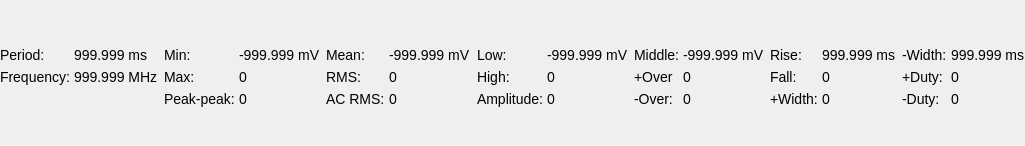
Above: ui/measure_panel.ui from analogdevicesinc/scopy before the change. Below: the same form after it.
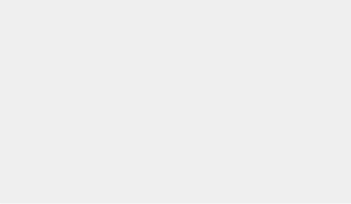
That is the form after the change.

Commit message:
Oscilloscope: Restructure the measurements
This allows the measurements to be manipulated dynamically.
A measurement can be enabled/disbled and has a status that informs if the
measurement was possible to measure at the time the measure algorithms
were called.

```diff
--- a/ui/measure_panel.ui
+++ b/ui/measure_panel.ui
@@ -6,8 +6,8 @@
    <rect>
     <x>0</x>
     <y>0</y>
-    <width>1025</width>
-    <height>146</height>
+    <width>351</width>
+    <height>204</height>
    </rect>
   </property>
   <property name="sizePolicy">
@@ -35,221 +35,21 @@
    <property name="bottomMargin">
     <number>0</number>
    </property>
-   <property name="horizontalSpacing">
+   <property name="spacing">
     <number>0</number>
    </property>
-   <property name="verticalSpacing">
-    <number>3</number>
-   </property>
-   <item row="3" column="13">
-    <widget class="QLabel" name="label_overshoot_n">
-     <property name="text">
-      <string>-Over:</string>
-     </property>
-    </widget>
-   </item>
-   <item row="1" column="2">
-    <spacer name="horizontalSpacer_2">
-     <property name="orientation">
-      <enum>Qt::Horizontal</enum>
-     </property>
-     <property name="sizeType">
-      <enum>QSizePolicy::Expanding</enum>
-     </property>
-     <property name="sizeHint" stdset="0">
-      <size>
-       <width>10</width>
-       <height>0</height>
-      </size>
-     </property>
-    </spacer>
-   </item>
-   <item row="2" column="4">
-    <widget class="QLabel" name="label_max_val">
-     <property name="text">
-      <string>0</string>
-     </property>
-    </widget>
-   </item>
-   <item row="1" column="20">
-    <widget class="QLabel" name="label_width_n">
-     <property name="text">
-      <string>-Width: </string>
-     </property>
-    </widget>
-   </item>
-   <item row="1" column="19">
-    <spacer name="horizontalSpacer_6">
-     <property name="orientation">
-      <enum>Qt::Horizontal</enum>
-     </property>
-     <property name="sizeType">
-      <enum>QSizePolicy::Expanding</enum>
-     </property>
-     <property name="sizeHint" stdset="0">
-      <size>
-       <width>10</width>
-       <height>0</height>
-      </size>
-     </property>
-    </spacer>
-   </item>
-   <item row="2" column="16">
-    <widget class="QLabel" name="label_fall">
-     <property name="text">
-      <string>Fall:</string>
-     </property>
-    </widget>
-   </item>
-   <item row="2" column="13">
-    <widget class="QLabel" name="label_overshoot_p">
-     <property name="text">
-      <string>+Over</string>
-     </property>
-    </widget>
-   </item>
-   <item row="1" column="15">
-    <spacer name="horizontalSpacer_7">
-     <property name="orientation">
-      <enum>Qt::Horizontal</enum>
-     </property>
-     <property name="sizeType">
-      <enum>QSizePolicy::Expanding</enum>
-     </property>
-     <property name="sizeHint" stdset="0">
-      <size>
-       <width>10</width>
-       <height>0</height>
-      </size>
-     </property>
-    </spacer>
-   </item>
-   <item row="3" column="16">
-    <widget class="QLabel" name="label_width_p">
-     <property name="text">
-      <string>+Width: </string>
-     </property>
-    </widget>
-   </item>
-   <item row="1" column="18">
-    <widget class="QLabel" name="label_rise_val">
-     <property name="sizePolicy">
-      <sizepolicy hsizetype="Fixed" vsizetype="Preferred">
-       <horstretch>0</horstretch>
-       <verstretch>0</verstretch>
-      </sizepolicy>
-     </property>
+   <item row="1" column="0">
+    <widget class="QWidget" name="measurements" native="true">
      <property name="minimumSize">
       <size>
-       <width>74</width>
+       <width>50</width>
        <height>0</height>
       </size>
      </property>
-     <property name="maximumSize">
-      <size>
-       <width>74</width>
-       <height>16777215</height>
-      </size>
-     </property>
-     <property name="text">
-      <string>999.999 ms</string>
-     </property>
     </widget>
    </item>
-   <item row="2" column="18">
-    <widget class="QLabel" name="label_fall_val">
-     <property name="text">
-      <string>0</string>
-     </property>
-    </widget>
-   </item>
-   <item row="1" column="9">
-    <spacer name="horizontalSpacer_4">
-     <property name="orientation">
-      <enum>Qt::Horizontal</enum>
-     </property>
-     <property name="sizeType">
-      <enum>QSizePolicy::Expanding</enum>
-     </property>
-     <property name="sizeHint" stdset="0">
-      <size>
-       <width>10</width>
-       <height>0</height>
-      </size>
-     </property>
-    </spacer>
-   </item>
-   <item row="1" column="16">
-    <widget class="QLabel" name="label_rise">
-     <property name="text">
-      <string>Rise:</string>
-     </property>
-    </widget>
-   </item>
-   <item row="1" column="12">
-    <spacer name="horizontalSpacer_5">
-     <property name="orientation">
-      <enum>Qt::Horizontal</enum>
-     </property>
-     <property name="sizeType">
-      <enum>QSizePolicy::Expanding</enum>
-     </property>
-     <property name="sizeHint" stdset="0">
-      <size>
-       <width>10</width>
-       <height>0</height>
-      </size>
-     </property>
-    </spacer>
-   </item>
-   <item row="9" column="0">
-    <spacer name="verticalSpacer">
-     <property name="orientation">
-      <enum>Qt::Vertical</enum>
-     </property>
-     <property name="sizeType">
-      <enum>QSizePolicy::Fixed</enum>
-     </property>
-     <property name="sizeHint" stdset="0">
-      <size>
-       <width>0</width>
-       <height>34</height>
-      </size>
-     </property>
-    </spacer>
-   </item>
-   <item row="3" column="18">
-    <widget class="QLabel" name="label_width_p_val">
-     <property name="text">
-      <string>0</string>
-     </property>
-    </widget>
-   </item>
-   <item row="1" column="3">
-    <widget class="QLabel" name="label_min">
-     <property name="text">
-      <string>Min:</string>
-     </property>
-    </widget>
-   </item>
-   <item row="0" column="0">
-    <spacer name="verticalSpacer_2">
-     <property name="orientation">
-      <enum>Qt::Vertical</enum>
-     </property>
-     <property name="sizeType">
-      <enum>QSizePolicy::Fixed</enum>
-     </property>
-     <property name="sizeHint" stdset="0">
-      <size>
-       <width>0</width>
-       <height>45</height>
-      </size>
-     </property>
-    </spacer>
-   </item>
-   <item row="10" column="0" colspan="23">
-    <widget class="Line" name="line">
+   <item row="3" column="0" colspan="2">
+    <widget class="Line" name="lineBottom">
      <property name="minimumSize">
       <size>
        <width>0</width>
@@ -270,333 +70,51 @@
      </property>
     </widget>
    </item>
-   <item row="3" column="20">
-    <widget class="QLabel" name="label_duty_n">
-     <property name="text">
-      <string>-Duty:</string>
+   <item row="0" column="0">
+    <spacer name="verticalSpacerTop">
+     <property name="orientation">
+      <enum>Qt::Vertical</enum>
      </property>
-    </widget>
-   </item>
-   <item row="1" column="13">
-    <widget class="QLabel" name="label_middle">
-     <property name="text">
-      <string>Middle: </string>
+     <property name="sizeType">
+      <enum>QSizePolicy::Fixed</enum>
      </property>
-    </widget>
-   </item>
-   <item row="1" column="21">
-    <widget class="QLabel" name="label_width_n_val">
-     <property name="sizePolicy">
-      <sizepolicy hsizetype="Fixed" vsizetype="Preferred">
-       <horstretch>0</horstretch>
-       <verstretch>0</verstretch>
-      </sizepolicy>
-     </property>
-     <property name="minimumSize">
+     <property name="sizeHint" stdset="0">
       <size>
-       <width>74</width>
-       <height>0</height>
+       <width>0</width>
+       <height>45</height>
       </size>
      </property>
-     <property name="maximumSize">
-      <size>
-       <width>74</width>
-       <height>16777215</height>
-      </size>
-     </property>
-     <property name="text">
-      <string>999.999 ms</string>
-     </property>
-    </widget>
-   </item>
-   <item row="2" column="21">
-    <widget class="QLabel" name="label_duty_p_val">
-     <property name="text">
-      <string>0</string>
-     </property>
-    </widget>
-   </item>
-   <item row="2" column="20">
-    <widget class="QLabel" name="label_duty_p">
-     <property name="text">
-      <string>+Duty:</string>
-     </property>
-    </widget>
-   </item>
-   <item row="1" column="14">
-    <widget class="QLabel" name="label_middle_val">
-     <property name="sizePolicy">
-      <sizepolicy hsizetype="Fixed" vsizetype="Preferred">
-       <horstretch>0</horstretch>
-       <verstretch>0</verstretch>
-      </sizepolicy>
-     </property>
-     <property name="minimumSize">
-      <size>
-       <width>81</width>
-       <height>0</height>
-      </size>
-     </property>
-     <property name="maximumSize">
-      <size>
-       <width>81</width>
-       <height>16777215</height>
-      </size>
-     </property>
-     <property name="text">
-      <string>-999.999 mV</string>
-     </property>
-    </widget>
-   </item>
-   <item row="3" column="10">
-    <widget class="QLabel" name="label_ampl">
-     <property name="text">
-      <string>Amplitude: </string>
-     </property>
-    </widget>
-   </item>
-   <item row="2" column="14">
-    <widget class="QLabel" name="label_overshoot_p_val">
-     <property name="text">
-      <string>0</string>
-     </property>
-    </widget>
-   </item>
-   <item row="3" column="14">
-    <widget class="QLabel" name="label_overshoot_n_val">
-     <property name="text">
-      <string>0</string>
-     </property>
-    </widget>
-   </item>
-   <item row="3" column="21">
-    <widget class="QLabel" name="label_duty_n_val">
-     <property name="text">
-      <string>0</string>
-     </property>
-    </widget>
+    </spacer>
    </item>
    <item row="1" column="1">
-    <widget class="QLabel" name="label_period_val">
-     <property name="sizePolicy">
-      <sizepolicy hsizetype="Fixed" vsizetype="Preferred">
-       <horstretch>0</horstretch>
-       <verstretch>0</verstretch>
-      </sizepolicy>
+    <spacer name="horizontalSpacer">
+     <property name="orientation">
+      <enum>Qt::Horizontal</enum>
      </property>
-     <property name="minimumSize">
+     <property name="sizeHint" stdset="0">
       <size>
-       <width>81</width>
+       <width>0</width>
        <height>0</height>
       </size>
      </property>
-     <property name="maximumSize">
-      <size>
-       <width>81</width>
-       <height>16777215</height>
-      </size>
-     </property>
-     <property name="text">
-      <string>999.999 ms</string>
-     </property>
-    </widget>
-   </item>
-   <item row="2" column="8">
-    <widget class="QLabel" name="label_rms_val">
-     <property name="text">
-      <string>0</string>
-     </property>
-    </widget>
-   </item>
-   <item row="2" column="3">
-    <widget class="QLabel" name="label_max">
-     <property name="text">
-      <string>Max:</string>
-     </property>
-    </widget>
-   </item>
-   <item row="3" column="11">
-    <widget class="QLabel" name="label_ampl_val">
-     <property name="text">
-      <string>0</string>
-     </property>
-    </widget>
-   </item>
-   <item row="2" column="10">
-    <widget class="QLabel" name="label_high">
-     <property name="text">
-      <string>High:</string>
-     </property>
-    </widget>
-   </item>
-   <item row="3" column="3">
-    <widget class="QLabel" name="label_ppeak">
-     <property name="text">
-      <string>Peak-peak: </string>
-     </property>
-    </widget>
+    </spacer>
    </item>
    <item row="2" column="0">
-    <widget class="QLabel" name="label_freq">
-     <property name="text">
-      <string>Frequency: </string>
-     </property>
-    </widget>
-   </item>
-   <item row="3" column="6">
-    <widget class="QLabel" name="label_ac_rms">
-     <property name="text">
-      <string>AC RMS: </string>
-     </property>
-    </widget>
-   </item>
-   <item row="1" column="11">
-    <widget class="QLabel" name="label_low_val">
-     <property name="sizePolicy">
-      <sizepolicy hsizetype="Fixed" vsizetype="Preferred">
-       <horstretch>0</horstretch>
-       <verstretch>0</verstretch>
-      </sizepolicy>
-     </property>
-     <property name="minimumSize">
-      <size>
-       <width>81</width>
-       <height>0</height>
-      </size>
-     </property>
-     <property name="maximumSize">
-      <size>
-       <width>81</width>
-       <height>16777215</height>
-      </size>
-     </property>
-     <property name="text">
-      <string>-999.999 mV</string>
-     </property>
-    </widget>
-   </item>
-   <item row="1" column="10">
-    <widget class="QLabel" name="label_low">
-     <property name="text">
-      <string>Low:</string>
-     </property>
-    </widget>
-   </item>
-   <item row="1" column="0">
-    <widget class="QLabel" name="label_period">
-     <property name="text">
-      <string>Period:</string>
-     </property>
-    </widget>
-   </item>
-   <item row="2" column="11">
-    <widget class="QLabel" name="label_high_val">
-     <property name="text">
-      <string>0</string>
-     </property>
-    </widget>
-   </item>
-   <item row="1" column="5">
-    <spacer name="horizontalSpacer_3">
+    <spacer name="verticalSpacerBottom">
      <property name="orientation">
-      <enum>Qt::Horizontal</enum>
+      <enum>Qt::Vertical</enum>
      </property>
      <property name="sizeType">
-      <enum>QSizePolicy::Expanding</enum>
+      <enum>QSizePolicy::Fixed</enum>
      </property>
      <property name="sizeHint" stdset="0">
       <size>
-       <width>10</width>
-       <height>0</height>
+       <width>0</width>
+       <height>34</height>
       </size>
      </property>
     </spacer>
    </item>
-   <item row="1" column="8">
-    <widget class="QLabel" name="label_mean_val">
-     <property name="sizePolicy">
-      <sizepolicy hsizetype="Fixed" vsizetype="Preferred">
-       <horstretch>0</horstretch>
-       <verstretch>0</verstretch>
-      </sizepolicy>
-     </property>
-     <property name="minimumSize">
-      <size>
-       <width>81</width>
-       <height>0</height>
-      </size>
-     </property>
-     <property name="maximumSize">
-      <size>
-       <width>81</width>
-       <height>16777215</height>
-      </size>
-     </property>
-     <property name="text">
-      <string>-999.999 mV</string>
-     </property>
-    </widget>
-   </item>
-   <item row="3" column="4">
-    <widget class="QLabel" name="label_ppeak_val">
-     <property name="text">
-      <string>0</string>
-     </property>
-    </widget>
-   </item>
-   <item row="1" column="6">
-    <widget class="QLabel" name="label_mean">
-     <property name="text">
-      <string>Mean:</string>
-     </property>
-    </widget>
-   </item>
-   <item row="1" column="4">
-    <widget class="QLabel" name="label_min_val">
-     <property name="sizePolicy">
-      <sizepolicy hsizetype="Fixed" vsizetype="Preferred">
-       <horstretch>0</horstretch>
-       <verstretch>0</verstretch>
-      </sizepolicy>
-     </property>
-     <property name="minimumSize">
-      <size>
-       <width>81</width>
-       <height>0</height>
-      </size>
-     </property>
-     <property name="maximumSize">
-      <size>
-       <width>81</width>
-       <height>16777215</height>
-      </size>
-     </property>
-     <property name="text">
-      <string>-999.999 mV</string>
-     </property>
-    </widget>
-   </item>
-   <item row="3" column="8">
-    <widget class="QLabel" name="label_ac_rms_val">
-     <property name="text">
-      <string>0</string>
-     </property>
-    </widget>
-   </item>
-   <item row="2" column="6">
-    <widget class="QLabel" name="label_rms">
-     <property name="text">
-      <string>RMS:</string>
-     </property>
-    </widget>
-   </item>
-   <item row="2" column="1">
-    <widget class="QLabel" name="label_freq_val">
-     <property name="text">
-      <string>999.999 MHz</string>
-     </property>
-    </widget>
-   </item>
   </layout>
  </widget>
  <resources/>
```
The commit also changes 8 other files.
